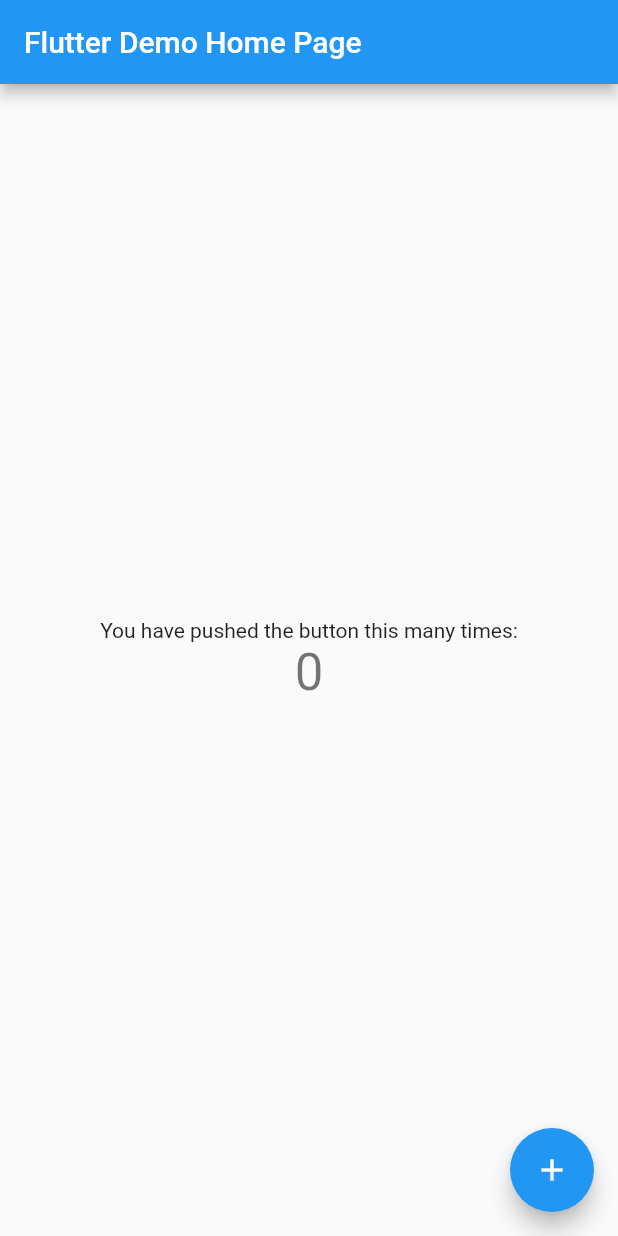
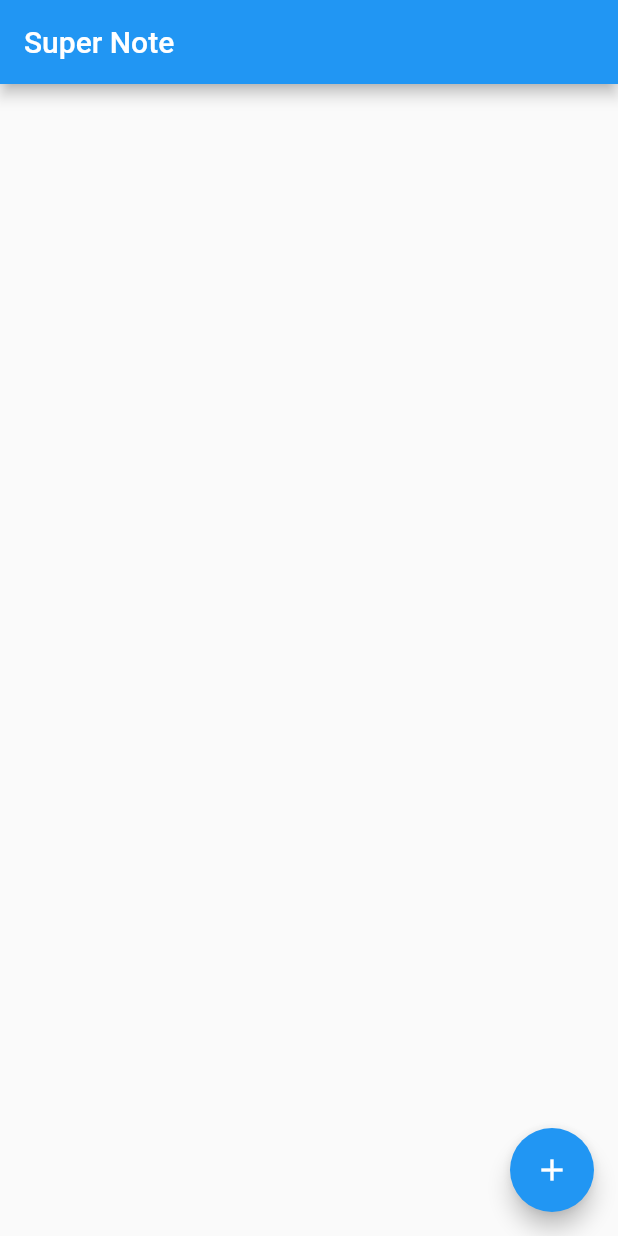
Before and after one commit to Amjad50/flutterSimpleNoteApp, a Flutter app: the screen it shows after launch, on a phone screen of 412 x 824 dp. Run offline on Flutter 3.47's test engine with Material 2 defaults, Android fonts, the phone set to English and light mode, and no system bars.

Commit message:
Starter implementation for almost whole Note app

```diff
--- a/lib/main.dart
+++ b/lib/main.dart
@@ -1,4 +1,7 @@
 import 'package:flutter/material.dart';
+import 'package:note_app/providers/note_list.dart';
+import 'package:note_app/utils/routes.dart';
+import 'package:provider/provider.dart';
 
 void main() {
   runApp(NoteApp());
@@ -8,110 +11,17 @@ class NoteApp extends StatelessWidget {
   // This widget is the root of your application.
   @override
   Widget build(BuildContext context) {
-    return MaterialApp(
-      title: 'Super Note',
-      theme: ThemeData(
-        // This is the theme of your application.
-        //
-        // Try running your application with "flutter run". You'll see the
-        // application has a blue toolbar. Then, without quitting the app, try
-        // changing the primarySwatch below to Colors.green and then invoke
-        // "hot reload" (press "r" in the console where you ran "flutter run",
-        // or simply save your changes to "hot reload" in a Flutter IDE).
-        // Notice that the counter didn't reset back to zero; the application
-        // is not restarted.
-        primarySwatch: Colors.blue,
-        // This makes the visual density adapt to the platform that you run
-        // the app on. For desktop platforms, the controls will be smaller and
-        // closer together (more dense) than on mobile platforms.
-        visualDensity: VisualDensity.adaptivePlatformDensity,
+    return MultiProvider(
+      providers: [ChangeNotifierProvider(create: (_) => NoteListProvider())],
+      child: MaterialApp(
+        debugShowCheckedModeBanner: false,
+        title: 'Super Note',
+        theme: ThemeData(
+          primarySwatch: Colors.blue,
+          visualDensity: VisualDensity.adaptivePlatformDensity,
+        ),
+        onGenerateRoute: Routes.generateRoute,
       ),
-      home: MyHomePage(title: 'Flutter Demo Home Page'),
     );
   }
 }
-
-class MyHomePage extends StatefulWidget {
-  MyHomePage({Key key, this.title}) : super(key: key);
-
-  // This widget is the home page of your application. It is stateful, meaning
-  // that it has a State object (defined below) that contains fields that affect
-  // how it looks.
-
-  // This class is the configuration for the state. It holds the values (in this
-  // case the title) provided by the parent (in this case the App widget) and
-  // used by the build method of the State. Fields in a Widget subclass are
-  // always marked "final".
-
-  final String title;
-
-  @override
-  _MyHomePageState createState() => _MyHomePageState();
-}
-
-class _MyHomePageState extends State<MyHomePage> {
-  int _counter = 0;
-
-  void _incrementCounter() {
-    setState(() {
-      // This call to setState tells the Flutter framework that something has
-      // changed in this State, which causes it to rerun the build method below
-      // so that the display can reflect the updated values. If we changed
-      // _counter without calling setState(), then the build method would not be
-      // called again, and so nothing would appear to happen.
-      _counter++;
-    });
-  }
-
-  @override
-  Widget build(BuildContext context) {
-    // This method is rerun every time setState is called, for instance as done
-    // by the _incrementCounter method above.
-    //
-    // The Flutter framework has been optimized to make rerunning build methods
-    // fast, so that you can just rebuild anything that needs updating rather
-    // than having to individually change instances of widgets.
-    return Scaffold(
-      appBar: AppBar(
-        // Here we take the value from the MyHomePage object that was created by
-        // the App.build method, and use it to set our appbar title.
-        title: Text(widget.title),
-      ),
-      body: Center(
-        // Center is a layout widget. It takes a single child and positions it
-        // in the middle of the parent.
-        child: Column(
-          // Column is also a layout widget. It takes a list of children and
-          // arranges them vertically. By default, it sizes itself to fit its
-          // children horizontally, and tries to be as tall as its parent.
-          //
-          // Invoke "debug painting" (press "p" in the console, choose the
-          // "Toggle Debug Paint" action from the Flutter Inspector in Android
-          // Studio, or the "Toggle Debug Paint" command in Visual Studio Code)
-          // to see the wireframe for each widget.
-          //
-          // Column has various properties to control how it sizes itself and
-          // how it positions its children. Here we use mainAxisAlignment to
-          // center the children vertically; the main axis here is the vertical
-          // axis because Columns are vertical (the cross axis would be
-          // horizontal).
-          mainAxisAlignment: MainAxisAlignment.center,
-          children: <Widget>[
-            Text(
-              'You have pushed the button this many times:',
-            ),
-            Text(
-              '$_counter',
-              style: Theme.of(context).textTheme.headline4,
-            ),
-          ],
-        ),
-      ),
-      floatingActionButton: FloatingActionButton(
-        onPressed: _incrementCounter,
-        tooltip: 'Increment',
-        child: Icon(Icons.add),
-      ), // This trailing comma makes auto-formatting nicer for build methods.
-    );
-  }
-}
--- /dev/null
+++ b/lib/providers/note.dart
@@ -0,0 +1,33 @@
+import 'package:flutter/widgets.dart';
+
+class Note with ChangeNotifier {
+  String _title;
+  String _details;
+
+  String get title => _title;
+  set title(String value) {
+    _title = value;
+    notifyListeners();
+  }
+
+  String get details => _details;
+  set details(String value) {
+    _details = value;
+    notifyListeners();
+  }
+
+  Note({title = "", details = ""})
+      : _title = title,
+        _details = details;
+
+  factory Note.fromJson(Map<String, dynamic> json) {
+    return Note(title: json['title'], details: json['details']);
+  }
+
+  Map<String, dynamic> toJson() {
+    return {
+      'title': title,
+      'details': details,
+    };
+  }
+}
--- /dev/null
+++ b/lib/providers/note_list.dart
@@ -0,0 +1,53 @@
+import 'dart:collection';
+import 'dart:convert';
+import 'dart:io';
+import 'package:flutter/foundation.dart';
+import 'package:note_app/providers/note.dart';
+import 'package:path_provider/path_provider.dart';
+
+class NoteListProvider extends ChangeNotifier {
+  final List<Note> _notes = [];
+
+  Future<File> get notesFile async {
+    final directory = await getApplicationDocumentsDirectory();
+    return File("${directory.path}/notes.json");
+  }
+
+  Future<void> _initNotes() async {
+    File _notesFile = await notesFile;
+
+    if (await _notesFile.exists()) {
+      _notesFile.readAsString().then((notesJson) {
+        try {
+          _notes.addAll((jsonDecode(notesJson) as List<dynamic>)
+              .map((e) => Note.fromJson(e)));
+          notifyListeners();
+        } on FormatException {
+          // ignore, meaning that `_note` will be empty
+        }
+      });
+    } else {
+      _notesFile.create();
+    }
+  }
+
+  NoteListProvider() {
+    _initNotes();
+  }
+
+  UnmodifiableListView<Note> get notes => UnmodifiableListView(_notes);
+
+  int createNewNote() {
+    _notes.add(Note());
+
+    notifyListeners();
+
+    return notes.length - 1;
+  }
+
+  Future<void> updateNotesFile() async {
+    String notesJson = jsonEncode(notes);
+    (await notesFile).writeAsString(notesJson);
+    print("writing to file $notesJson");
+  }
+}
--- /dev/null
+++ b/lib/screens/note_screen.dart
@@ -0,0 +1,68 @@
+import 'package:flutter/material.dart';
+import 'package:note_app/providers/note_list.dart';
+import 'package:note_app/providers/note.dart';
+import 'package:provider/provider.dart';
+
+class NoteScreen extends StatefulWidget {
+  static const String route = "/note";
+
+  final int noteId;
+
+  const NoteScreen(this.noteId, {Key key}) : super(key: key);
+
+  @override
+  _NoteScreenState createState() => _NoteScreenState();
+}
+
+class _NoteScreenState extends State<NoteScreen> {
+  Note _note;
+  TextEditingController _detailsController;
+  TextEditingController _titleController;
+
+  void _updateNote() {
+    _note.title = _titleController.text;
+    _note.details = _detailsController.text;
+
+    context.read<NoteListProvider>().updateNotesFile();
+  }
+
+  @override
+  void initState() {
+    super.initState();
+    _note = context.read<NoteListProvider>().notes[widget.noteId];
+    _detailsController = TextEditingController(text: _note.details);
+    _titleController = TextEditingController(text: _note.title);
+
+    _detailsController.addListener(_updateNote);
+    _titleController.addListener(_updateNote);
+  }
+
+  @override
+  void dispose() {
+    _detailsController.dispose();
+    _titleController.dispose();
+    super.dispose();
+  }
+
+  @override
+  Widget build(BuildContext context) {
+    return ChangeNotifierProvider.value(
+      value: _note,
+      child: Consumer<Note>(
+        builder: (context, note, _) => Scaffold(
+          appBar: AppBar(
+            title: TextField(
+              controller: _titleController,
+              maxLines: 1,
+            ),
+          ),
+          body: TextField(
+            maxLines: null,
+            controller: _detailsController,
+            expands: true,
+          ),
+        ),
+      ),
+    );
+  }
+}
--- /dev/null
+++ b/lib/screens/start.dart
@@ -0,0 +1,53 @@
+import 'package:flutter/material.dart';
+import 'package:note_app/providers/note_list.dart';
+import 'package:note_app/providers/note.dart';
+import 'package:note_app/screens/note_screen.dart';
+import 'package:note_app/views/note_item.dart';
+import 'package:provider/provider.dart';
+
+class StartScreen extends StatefulWidget {
+  static const String route = "/";
+
+  StartScreen({Key key}) : super(key: key);
+
+  @override
+  _StartScreenState createState() => _StartScreenState();
+}
+
+class _StartScreenState extends State<StartScreen> {
+  void _createNewNote(BuildContext context) {
+    var noteId = context.read<NoteListProvider>().createNewNote();
+
+    Navigator.pushNamed(context, NoteScreen.route, arguments: noteId);
+  }
+
+  @override
+  Widget build(BuildContext context) {
+    return Scaffold(
+      appBar: AppBar(
+        title: Text("Super Note"),
+      ),
+      body: Consumer<NoteListProvider>(
+        builder: (context, notelist, _) {
+          return ListView.separated(
+            itemBuilder: (context, index) => ChangeNotifierProvider<Note>.value(
+              value: notelist.notes[index],
+              key: ValueKey(notelist.notes[index]),
+              child: NoteItemView(index),
+            ),
+            itemCount: notelist.notes.length,
+            separatorBuilder: (context, index) => Divider(
+              height: 0,
+              thickness: 1,
+            ),
+          );
+        },
+      ),
+      floatingActionButton: FloatingActionButton(
+        onPressed: () => _createNewNote(context),
+        tooltip: 'Add Note',
+        child: Icon(Icons.add),
+      ), // This trailing comma makes auto-formatting nicer for build methods.
+    );
+  }
+}
--- /dev/null
+++ b/lib/utils/routes.dart
@@ -0,0 +1,47 @@
+import 'package:flutter/material.dart';
+import 'package:flutter/widgets.dart';
+import 'package:note_app/screens/note_screen.dart';
+import 'package:note_app/screens/start.dart';
+
+class Routes {
+  static Route<dynamic> generateRoute(RouteSettings routeSettings) {
+    switch (routeSettings.name) {
+      case StartScreen.route:
+        return MaterialPageRoute(
+          settings: routeSettings,
+          builder: (_) => StartScreen(),
+        );
+      case NoteScreen.route:
+        if (routeSettings.arguments is int) {
+          return MaterialPageRoute(
+            settings: routeSettings,
+            builder: (_) => NoteScreen(routeSettings.arguments),
+          );
+        }
+        break;
+      default:
+        return getErrorRoute(routeSettings);
+    }
+    return getErrorRoute(routeSettings);
+  }
+
+  static Route<dynamic> getErrorRoute(RouteSettings routeSettings) {
+    return MaterialPageRoute(
+      settings: routeSettings,
+      builder: (context) => Scaffold(
+        body: Center(
+          child: Column(
+            children: [
+              Text('An error ocurred',
+                  style: Theme.of(context).textTheme.headline2),
+              FlatButton(
+                child: Text('GO BACK'),
+                onPressed: () => Navigator.pop(context),
+              )
+            ],
+          ),
+        ),
+      ),
+    );
+  }
+}
--- /dev/null
+++ b/lib/views/note_item.dart
@@ -0,0 +1,29 @@
+import 'package:flutter/material.dart';
+import 'package:note_app/providers/note.dart';
+import 'package:note_app/screens/note_screen.dart';
+import 'package:provider/provider.dart';
+
+class NoteItemView extends StatelessWidget {
+  final int index;
+
+  const NoteItemView(this.index, {Key key}) : super(key: key);
+
+  @override
+  Widget build(BuildContext context) {
+    return Material(
+      child: InkWell(
+        onTap: () =>
+            Navigator.pushNamed(context, NoteScreen.route, arguments: index),
+        child: Consumer<Note>(
+          builder: (context, note, child) => ListTile(
+            title: Text(note.title),
+            subtitle: Text(
+              note.details,
+              maxLines: 2,
+            ),
+          ),
+        ),
+      ),
+    );
+  }
+}
--- a/pubspec.yaml
+++ b/pubspec.yaml
@@ -23,6 +23,9 @@ environment:
 dependencies:
   flutter:
     sdk: flutter
+
+  provider: ^4.3.2+2
+  path_provider: ^1.6.21
 
 dev_dependencies:
   flutter_test:
```
Also changed, not shown: pubspec.lock.
